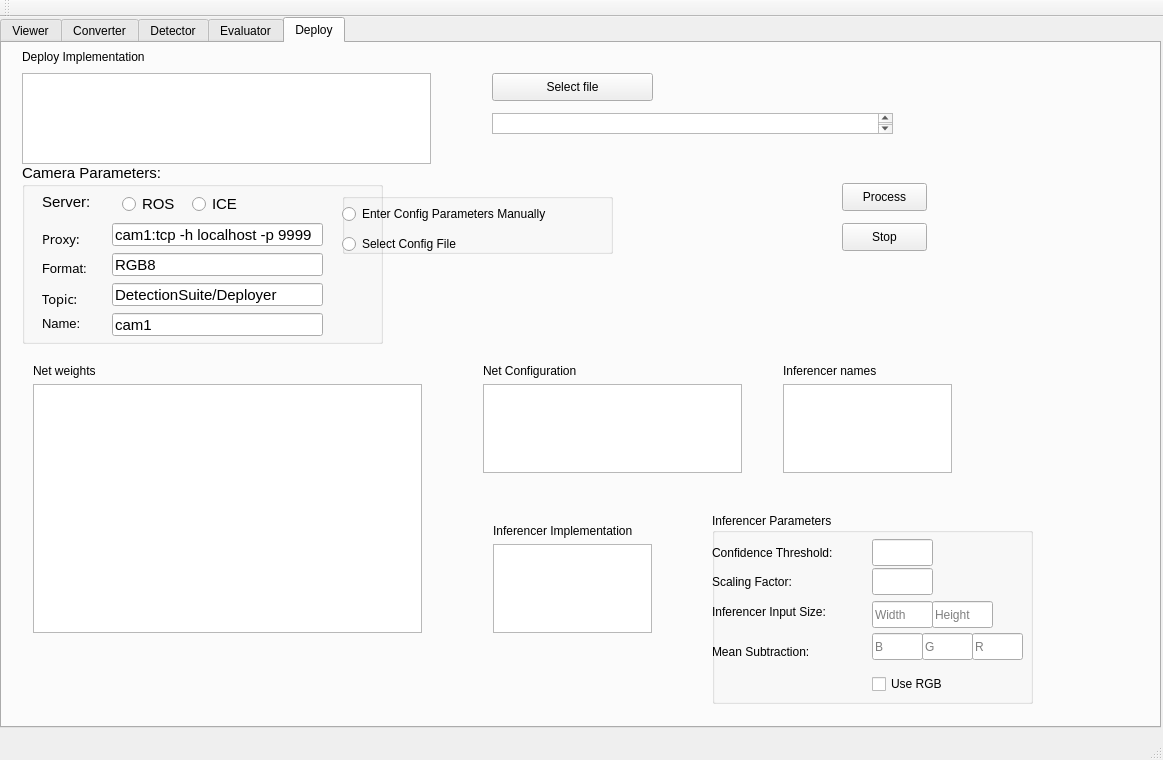
Before: the Qt Designer form DeepLearningSuite/DatasetEvaluationApp/mainwindow.ui in JdeRobot/DetectionMetrics, drawn with Qt 5.
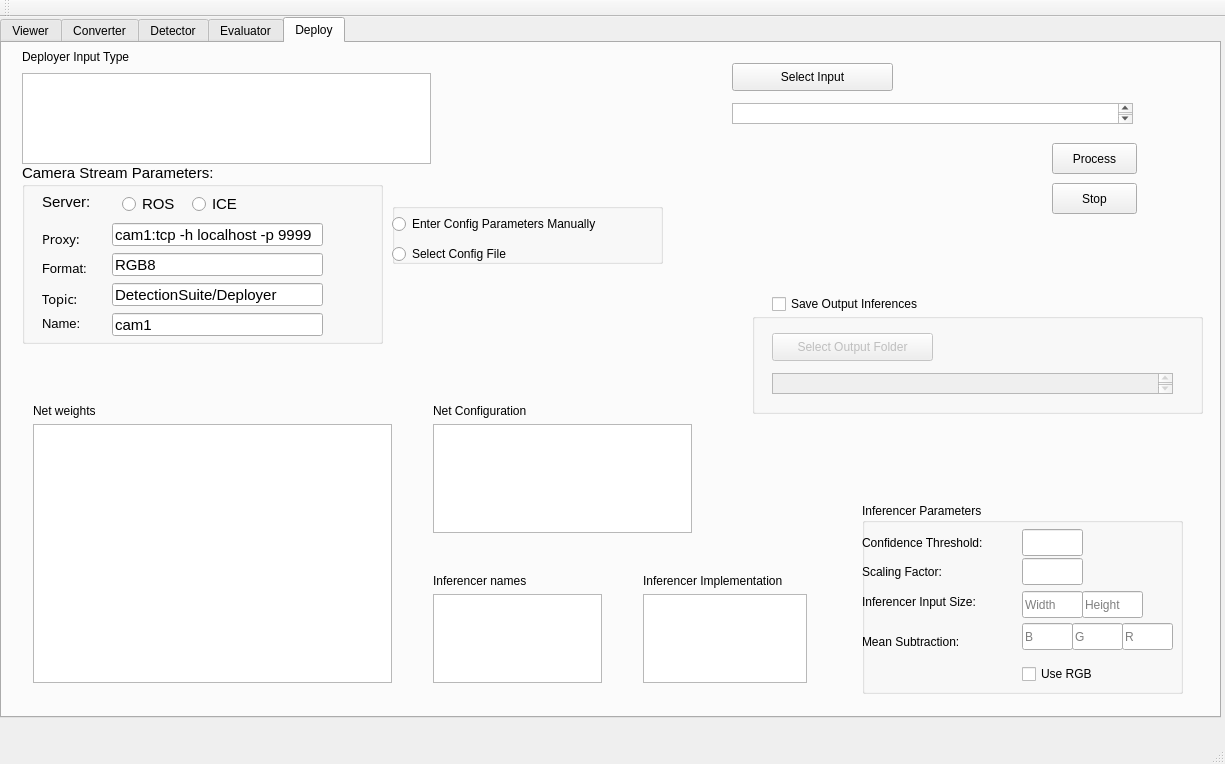
After: the same form once the commit is applied.

Commit message: added image saving support in deployer, integrated with GUI

```diff
--- a/DeepLearningSuite/DatasetEvaluationApp/mainwindow.ui
+++ b/DeepLearningSuite/DatasetEvaluationApp/mainwindow.ui
@@ -6,8 +6,8 @@
    <rect>
     <x>0</x>
     <y>0</y>
-    <width>1163</width>
-    <height>760</height>
+    <width>1225</width>
+    <height>764</height>
    </rect>
   </property>
   <property name="windowTitle">
@@ -19,8 +19,8 @@
      <rect>
       <x>0</x>
       <y>0</y>
-      <width>1161</width>
-      <height>711</height>
+      <width>1221</width>
+      <height>701</height>
      </rect>
     </property>
     <property name="currentIndex">
@@ -1040,9 +1040,9 @@
      <widget class="QWidget" name="verticalLayoutWidget_25">
       <property name="geometry">
        <rect>
-        <x>480</x>
-        <y>470</y>
-        <width>181</width>
+        <x>630</x>
+        <y>520</y>
+        <width>186</width>
         <height>131</height>
        </rect>
       </property>
@@ -1062,8 +1062,8 @@
      <widget class="QWidget" name="verticalLayoutWidget_26">
       <property name="geometry">
        <rect>
-        <x>770</x>
-        <y>310</y>
+        <x>420</x>
+        <y>520</y>
         <width>191</width>
         <height>131</height>
        </rect>
@@ -1081,35 +1081,13 @@
        </item>
       </layout>
      </widget>
-     <widget class="QWidget" name="verticalLayoutWidget_27">
-      <property name="geometry">
-       <rect>
-        <x>470</x>
-        <y>310</y>
-        <width>281</width>
-        <height>131</height>
-       </rect>
-      </property>
-      <layout class="QVBoxLayout" name="verticalLayout_27">
-       <item>
-        <widget class="QLabel" name="label_29">
-         <property name="text">
-          <string>Net Configuration</string>
-         </property>
-        </widget>
-       </item>
-       <item>
-        <widget class="QListView" name="listView_deploy_net_config"/>
-       </item>
-      </layout>
-     </widget>
      <widget class="QWidget" name="verticalLayoutWidget_28">
       <property name="geometry">
        <rect>
         <x>20</x>
-        <y>310</y>
-        <width>411</width>
-        <height>291</height>
+        <y>350</y>
+        <width>381</width>
+        <height>301</height>
        </rect>
       </property>
       <layout class="QVBoxLayout" name="verticalLayout_28">
@@ -1135,7 +1113,7 @@
        </rect>
       </property>
       <property name="text">
-       <string>Deploy Implementation</string>
+       <string>Deployer Input Type</string>
       </property>
      </widget>
      <widget class="QListView" name="listView_deploy_input_imp">
@@ -1172,7 +1150,7 @@
        </font>
       </property>
       <property name="title">
-       <string>Camera Parameters:</string>
+       <string>Camera Stream Parameters:</string>
       </property>
       <widget class="QLabel" name="label21">
        <property name="geometry">
@@ -1364,8 +1342,8 @@
      <widget class="QGroupBox" name="groupBox_config_option">
       <property name="geometry">
        <rect>
-        <x>340</x>
-        <y>150</y>
+        <x>390</x>
+        <y>160</y>
         <width>271</width>
         <height>61</height>
        </rect>
@@ -1403,8 +1381,8 @@
      <widget class="QTextEdit" name="textEdit_deployInputPath">
       <property name="geometry">
        <rect>
-        <x>490</x>
-        <y>70</y>
+        <x>730</x>
+        <y>60</y>
         <width>401</width>
         <height>21</height>
        </rect>
@@ -1413,47 +1391,43 @@
      <widget class="QPushButton" name="pushButton_deploy_input">
       <property name="geometry">
        <rect>
-        <x>490</x>
-        <y>30</y>
+        <x>730</x>
+        <y>20</y>
         <width>161</width>
         <height>28</height>
        </rect>
       </property>
       <property name="text">
-       <string>Select file</string>
+       <string>Select Input</string>
       </property>
      </widget>
      <widget class="QPushButton" name="pushButton_deploy_process">
       <property name="geometry">
        <rect>
-        <x>840</x>
-        <y>140</y>
+        <x>1050</x>
+        <y>100</y>
         <width>85</width>
-        <height>28</height>
+        <height>31</height>
        </rect>
       </property>
       <property name="text">
        <string>Process</string>
       </property>
-     </widget>
-     <widget class="QPushButton" name="pushButton_stop_deployer_process">
-      <property name="geometry">
-       <rect>
-        <x>840</x>
-        <y>180</y>
-        <width>85</width>
-        <height>28</height>
-       </rect>
+      <property name="autoDefault">
+       <bool>false</bool>
       </property>
-      <property name="text">
-       <string>Stop</string>
+      <property name="default">
+       <bool>false</bool>
+      </property>
+      <property name="flat">
+       <bool>false</bool>
       </property>
      </widget>
      <widget class="QGroupBox" name="deployer_groupBox_inferencer_params">
       <property name="geometry">
        <rect>
-        <x>710</x>
-        <y>470</y>
+        <x>860</x>
+        <y>460</y>
         <width>321</width>
         <height>191</height>
        </rect>
@@ -1615,6 +1589,115 @@
        </property>
       </widget>
      </widget>
+     <widget class="QGroupBox" name="groupbox_deployer_saveOutput">
+      <property name="enabled">
+       <bool>false</bool>
+      </property>
+      <property name="geometry">
+       <rect>
+        <x>750</x>
+        <y>270</y>
+        <width>451</width>
+        <height>101</height>
+       </rect>
+      </property>
+      <property name="title">
+       <string/>
+      </property>
+      <widget class="QPushButton" name="pushButton_deployer_output_folder">
+       <property name="geometry">
+        <rect>
+         <x>20</x>
+         <y>20</y>
+         <width>161</width>
+         <height>28</height>
+        </rect>
+       </property>
+       <property name="whatsThis">
+        <string extracomment="Output Folder"/>
+       </property>
+       <property name="text">
+        <string>Select Output Folder</string>
+       </property>
+      </widget>
+      <widget class="QTextEdit" name="textEdit_deployerOutputPath">
+       <property name="geometry">
+        <rect>
+         <x>20</x>
+         <y>60</y>
+         <width>401</width>
+         <height>21</height>
+        </rect>
+       </property>
+      </widget>
+     </widget>
+     <widget class="QCheckBox" name="checkBox_deployer_saveOutput">
+      <property name="geometry">
+       <rect>
+        <x>770</x>
+        <y>250</y>
+        <width>191</width>
+        <height>22</height>
+       </rect>
+      </property>
+      <property name="whatsThis">
+       <string extracomment="Check if you wish to save output inferences returned by this tool"/>
+      </property>
+      <property name="text">
+       <string>Save Output Inferences</string>
+      </property>
+     </widget>
+     <widget class="QWidget" name="verticalLayoutWidget_27">
+      <property name="geometry">
+       <rect>
+        <x>420</x>
+        <y>350</y>
+        <width>281</width>
+        <height>151</height>
+       </rect>
+      </property>
+      <layout class="QVBoxLayout" name="verticalLayout_27">
+       <item>
+        <widget class="QLabel" name="label_29">
+         <property name="text">
+          <string>Net Configuration</string>
+         </property>
+        </widget>
+       </item>
+       <item>
+        <widget class="QListView" name="listView_deploy_net_config"/>
+       </item>
+      </layout>
+     </widget>
+     <widget class="QPushButton" name="pushButton_stop_deployer_process">
+      <property name="geometry">
+       <rect>
+        <x>1050</x>
+        <y>140</y>
+        <width>85</width>
+        <height>31</height>
+       </rect>
+      </property>
+      <property name="text">
+       <string>Stop</string>
+      </property>
+     </widget>
+     <zorder>verticalLayoutWidget_25</zorder>
+     <zorder>verticalLayoutWidget_26</zorder>
+     <zorder>verticalLayoutWidget_28</zorder>
+     <zorder>label_311</zorder>
+     <zorder>listView_deploy_input_imp</zorder>
+     <zorder>deployer_param_groupBox</zorder>
+     <zorder>groupBox_config_option</zorder>
+     <zorder>textEdit_deployInputPath</zorder>
+     <zorder>pushButton_deploy_input</zorder>
+     <zorder>pushButton_deploy_process</zorder>
+     <zorder>deployer_groupBox_inferencer_params</zorder>
+     <zorder>groupbox_deployer_saveOutput</zorder>
+     <zorder>checkBox_deployer_saveOutput</zorder>
+     <zorder>verticalLayoutWidget_27</zorder>
+     <zorder>textEdit_deployerOutputPath</zorder>
+     <zorder>pushButton_stop_deployer_process</zorder>
     </widget>
    </widget>
   </widget>
```
Left out of the diff: 72 changed lines with no effect on the pictures. The commit also changes 20 other files.
